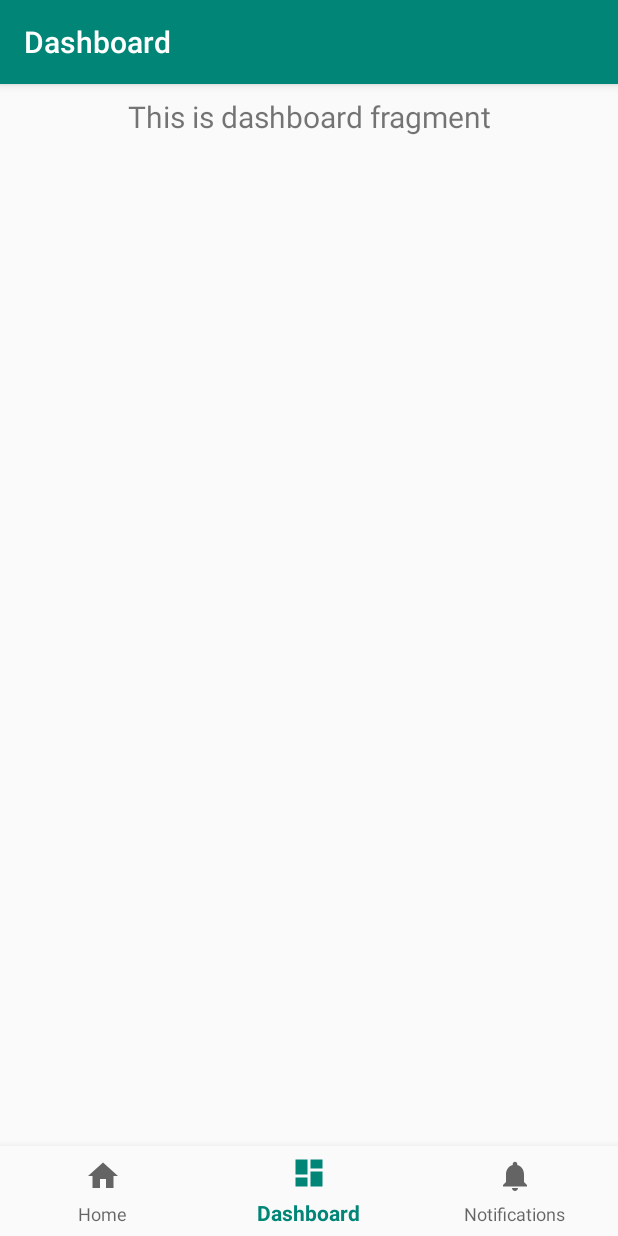
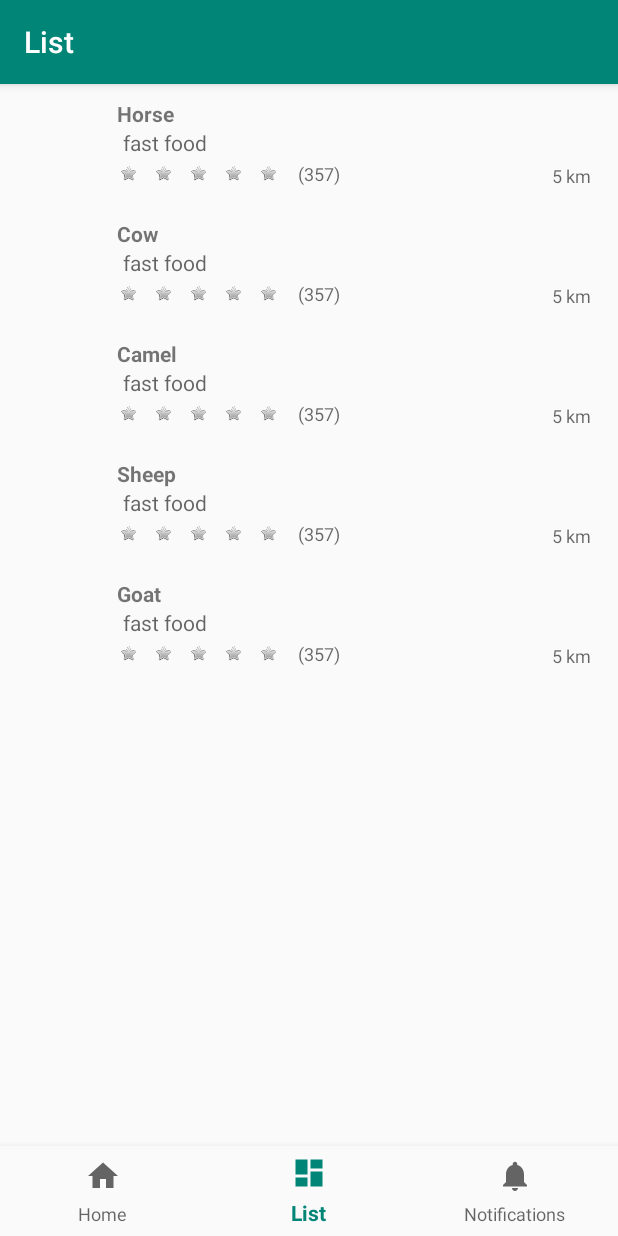
Before and after one commit to INanaay/android-restaurant, an Android app: the screen it shows after launch (MainActivity), item 2 of the bottom bar chosen, on a phone screen of 412 x 824 dp. Run offline under Robolectric (Android 15) with nearby library versions, the phone set to English and light mode, and no system bars; our stand-ins replace navigation-ui.

Commit message:
add recyclerview for the resto list

```diff
--- a/app/build.gradle
+++ b/app/build.gradle
@@ -29,6 +29,7 @@ dependencies {
     implementation 'com.squareup.okhttp:okhttp:2.5.0'
     implementation 'androidx.navigation:navigation-ui:2.0.0'
     implementation 'androidx.lifecycle:lifecycle-extensions:2.0.0'
+    implementation 'androidx.legacy:legacy-support-v4:1.0.0'
     testImplementation 'junit:junit:4.12'
     androidTestImplementation 'androidx.test.ext:junit:1.1.0'
     androidTestImplementation 'androidx.test.espresso:espresso-core:3.1.1'
--- a/app/src/main/java/ca/ulaval/ima/mp/ApiManager.java
+++ b/app/src/main/java/ca/ulaval/ima/mp/ApiManager.java
@@ -2,6 +2,7 @@ package ca.ulaval.ima.mp;
 
 import android.content.Context;
 import android.content.SharedPreferences;
+import android.location.Location;
 import android.util.Log;
 
 import com.squareup.okhttp.Callback;
@@ -84,4 +85,21 @@ public class ApiManager extends OkHttpClient{
 
         newCall(request).enqueue(callback);
     }
+
+    public void getCloseRestaurants(Location location, Callback callback) {
+
+        HttpUrl.Builder urlBuilder = HttpUrl.parse(_url + "/restaurant/search").newBuilder();
+
+        //urlBuilder.addQueryParameter("latitude", String.valueOf(location.getLatitude()));
+        //urlBuilder.addQueryParameter("longitude", String.valueOf(location.getLongitude()));
+        //urlBuilder.addQueryParameter("radius", "30");
+
+        String url = urlBuilder.build().toString();
+
+        Request request = new Request.Builder()
+                .url(url)
+                .build();
+
+        newCall(request).enqueue(callback);
+    }
 }
--- a/app/src/main/java/ca/ulaval/ima/mp/MainActivity.java
+++ b/app/src/main/java/ca/ulaval/ima/mp/MainActivity.java
@@ -25,7 +25,7 @@ public class MainActivity extends AppCompatActivity implements LoginRegisterFrag
         // Passing each menu ID as a set of Ids because each
         // menu should be considered as top level destinations.
         AppBarConfiguration appBarConfiguration = new AppBarConfiguration.Builder(
-                R.id.navigation_home, R.id.navigation_dashboard, R.id.navigation_notifications)
+                R.id.navigation_home, R.id.navigation_resto_list, R.id.navigation_notifications)
                 .build();
         NavController navController = Navigation.findNavController(this, R.id.nav_host_fragment);
         NavigationUI.setupActionBarWithNavController(this, navController, appBarConfiguration);
--- /dev/null
+++ b/app/src/main/java/ca/ulaval/ima/mp/ui/restorantList/RestaurantListAdapter.java
@@ -0,0 +1,91 @@
+package ca.ulaval.ima.mp.ui.restorantList;
+
+import android.content.Context;
+import android.view.LayoutInflater;
+import android.view.View;
+import android.view.ViewGroup;
+import android.widget.ImageView;
+import android.widget.TextView;
+
+import androidx.recyclerview.widget.RecyclerView;
+
+import java.util.List;
+
+import ca.ulaval.ima.mp.R;
+
+public class RestaurantListAdapter extends RecyclerView.Adapter<RestaurantListAdapter.ViewHolder> {
+    private List<String> mData;
+    private LayoutInflater mInflater;
+    private ItemClickListener mClickListener;
+
+    // data is passed into the constructor
+    RestaurantListAdapter(Context context, List<String> data) {
+        this.mInflater = LayoutInflater.from(context);
+        this.mData = data;
+    }
+
+    // inflates the row layout from xml when needed
+    @Override
+    public ViewHolder onCreateViewHolder(ViewGroup parent, int viewType) {
+        View view = mInflater.inflate(R.layout.restorant_list_item, parent, false);
+        return new ViewHolder(view);
+    }
+
+    // binds the data to the TextView in each row
+    @Override
+    public void onBindViewHolder(ViewHolder holder, int position) {
+        String animal = mData.get(position);
+        holder.thumbnailRestoName.setText(animal);
+    }
+
+    // total number of rows
+    @Override
+    public int getItemCount() {
+        return mData.size();
+    }
+
+    // stores and recycles views as they are scrolled off screen
+    public class ViewHolder extends RecyclerView.ViewHolder implements View.OnClickListener {
+        TextView thumbnailRestoName;
+        TextView thumbnailRestoDistance;
+        ImageView thumbnailImage;
+        ImageView thumbnailStar1;
+        ImageView thumbnailStar2;
+        ImageView thumbnailStar3;
+        ImageView thumbnailStar4;
+        ImageView thumbnailStar5;
+
+        ViewHolder(View itemView) {
+            super(itemView);
+            thumbnailImage = itemView.findViewById(R.id.thumbnails_resto_image);
+            thumbnailRestoName = itemView.findViewById(R.id.thumbnails_resto_name);
+            thumbnailRestoDistance = itemView.findViewById(R.id.thumbnails_resto_distance);
+            thumbnailStar1 = itemView.findViewById(R.id.thumbnails_resto_star_1);
+            thumbnailStar2 = itemView.findViewById(R.id.thumbnails_resto_star_2);
+            thumbnailStar3 = itemView.findViewById(R.id.thumbnails_resto_star_3);
+            thumbnailStar4 = itemView.findViewById(R.id.thumbnails_resto_star_4);
+            thumbnailStar5 = itemView.findViewById(R.id.thumbnails_resto_star_5);
+            itemView.setOnClickListener(this);
+        }
+
+        @Override
+        public void onClick(View view) {
+            if (mClickListener != null) mClickListener.onItemClick(view, getAdapterPosition());
+        }
+    }
+
+    // convenience method for getting data at click position
+    String getItem(int id) {
+        return mData.get(id);
+    }
+
+    // allows clicks events to be caught
+    void setClickListener(ItemClickListener itemClickListener) {
+        this.mClickListener = itemClickListener;
+    }
+
+    // parent activity will implement this method to respond to click events
+    public interface ItemClickListener {
+        void onItemClick(View view, int position);
+    }
+}
--- /dev/null
+++ b/app/src/main/java/ca/ulaval/ima/mp/ui/restorantList/restorantListFragment.java
@@ -0,0 +1,59 @@
+package ca.ulaval.ima.mp.ui.restorantList;
+
+import android.os.Bundle;
+
+import androidx.annotation.Nullable;
+import androidx.fragment.app.Fragment;
+import androidx.recyclerview.widget.LinearLayoutManager;
+import androidx.recyclerview.widget.RecyclerView;
+
+import android.view.LayoutInflater;
+import android.view.View;
+import android.view.ViewGroup;
+import android.widget.TextView;
+
+import java.util.ArrayList;
+
+import ca.ulaval.ima.mp.R;
+
+public class restorantListFragment extends Fragment {
+    RestaurantListAdapter adapter;
+
+    private View view;
+    private RecyclerView recyclerView;
+    private RecyclerView.LayoutManager layoutManager;
+
+    public restorantListFragment() {
+        // Required empty public constructor
+    }
+
+    @Override
+    public void onCreate(@Nullable Bundle savedInstanceState) {
+        super.onCreate(savedInstanceState);
+    }
+
+    @Override
+    public View onCreateView(LayoutInflater inflater, ViewGroup container,
+                             Bundle savedInstanceState) {
+        super.onCreate(savedInstanceState);
+        view = inflater.inflate(R.layout.fragment_restorant_list, container, false);
+        recyclerView = view.findViewById(R.id.recyclerView_resto_list);
+        // data to populate the RecyclerView with
+        ArrayList<String> animalNames = new ArrayList<>();
+        animalNames.add("Horse");
+        animalNames.add("Cow");
+        animalNames.add("Camel");
+        animalNames.add("Sheep");
+        animalNames.add("Goat");
+
+        recyclerView.setHasFixedSize(true);
+
+        // use a linear layout manager
+        layoutManager = new LinearLayoutManager(this.getContext());
+        recyclerView.setLayoutManager(layoutManager);
+        adapter = new RestaurantListAdapter(this.getContext(), animalNames);
+
+        recyclerView.setAdapter(adapter);
+        return view;
+    }
+}
--- /dev/null
+++ b/app/src/main/res/layout/fragment_restorant_list.xml
@@ -0,0 +1,17 @@
+<?xml version="1.0" encoding="utf-8"?>
+<androidx.constraintlayout.widget.ConstraintLayout xmlns:android="http://schemas.android.com/apk/res/android"
+    xmlns:app="http://schemas.android.com/apk/res-auto"
+    xmlns:tools="http://schemas.android.com/tools"
+    android:layout_width="match_parent"
+    android:layout_marginBottom="60dp"
+    android:layout_height="match_parent"
+    tools:context=".ui.restorantList.restorantListFragment">
+
+    <androidx.recyclerview.widget.RecyclerView
+        android:id="@+id/recyclerView_resto_list"
+        android:layout_width="match_parent"
+        android:layout_height="match_parent"
+        app:layout_constraintBottom_toBottomOf="parent"
+        app:layout_constraintTop_toTopOf="parent" />
+
+</androidx.constraintlayout.widget.ConstraintLayout>
--- /dev/null
+++ b/app/src/main/res/layout/restorant_list_item.xml
@@ -0,0 +1,124 @@
+<?xml version="1.0" encoding="utf-8"?>
+<androidx.constraintlayout.widget.ConstraintLayout xmlns:android="http://schemas.android.com/apk/res/android"
+    xmlns:app="http://schemas.android.com/apk/res-auto"
+    xmlns:tools="http://schemas.android.com/tools"
+    android:layout_width="match_parent"
+    android:layout_height="wrap_content"
+    android:layout_margin="10dp"
+    android:layout_marginLeft="30dp"
+    android:layout_marginRight="36dp">
+
+    <ImageView
+        android:id="@+id/thumbnails_resto_image"
+        android:layout_width="60dp"
+        android:layout_height="60dp"
+        app:layout_constraintBottom_toBottomOf="parent"
+        app:layout_constraintStart_toStartOf="parent"
+        app:layout_constraintTop_toTopOf="parent" />
+
+    <TextView
+        android:id="@+id/thumbnails_resto_name"
+        android:layout_width="wrap_content"
+        android:layout_height="wrap_content"
+        android:layout_marginStart="8dp"
+        android:layout_marginLeft="8dp"
+        android:hint="L'affaire est au ketchup"
+        android:textStyle="bold"
+        app:layout_constraintEnd_toEndOf="parent"
+        app:layout_constraintHorizontal_bias="0.0"
+        app:layout_constraintStart_toEndOf="@+id/thumbnails_resto_image"
+        app:layout_constraintTop_toTopOf="parent" />
+
+    <TextView
+        android:id="@+id/thumbnails_resto_category"
+        android:layout_width="wrap_content"
+        android:layout_height="wrap_content"
+        android:layout_marginStart="12dp"
+        android:layout_marginLeft="12dp"
+        android:hint="fast food"
+        app:layout_constraintEnd_toEndOf="parent"
+        app:layout_constraintHorizontal_bias="0.0"
+        app:layout_constraintStart_toEndOf="@+id/thumbnails_resto_image"
+        app:layout_constraintTop_toBottomOf="@+id/thumbnails_resto_name" />
+
+    <ImageView
+        android:id="@+id/thumbnails_resto_star_1"
+        android:layout_width="15dp"
+        android:layout_height="12dp"
+        android:layout_marginStart="8dp"
+        android:layout_marginLeft="8dp"
+        app:layout_constraintBottom_toBottomOf="parent"
+        app:layout_constraintStart_toEndOf="@+id/thumbnails_resto_image"
+        app:layout_constraintTop_toBottomOf="@+id/thumbnails_resto_category"
+        app:srcCompat="@android:drawable/btn_star" />
+
+    <ImageView
+        android:id="@+id/thumbnails_resto_star_2"
+        android:layout_width="15dp"
+        android:layout_height="12dp"
+        android:layout_marginStart="8dp"
+        android:layout_marginLeft="8dp"
+        app:layout_constraintBottom_toBottomOf="parent"
+        app:layout_constraintStart_toEndOf="@+id/thumbnails_resto_star_1"
+        app:layout_constraintTop_toBottomOf="@+id/thumbnails_resto_category"
+        app:srcCompat="@android:drawable/btn_star" />
+
+    <ImageView
+        android:id="@+id/thumbnails_resto_star_3"
+        android:layout_width="15dp"
+        android:layout_height="12dp"
+        android:layout_marginStart="8dp"
+        android:layout_marginLeft="8dp"
+        app:layout_constraintBottom_toBottomOf="parent"
+        app:layout_constraintStart_toEndOf="@+id/thumbnails_resto_star_2"
+        app:layout_constraintTop_toBottomOf="@+id/thumbnails_resto_category"
+        app:srcCompat="@android:drawable/btn_star" />
+
+    <ImageView
+        android:id="@+id/thumbnails_resto_star_4"
+        android:layout_width="15dp"
+        android:layout_height="12dp"
+        android:layout_marginStart="8dp"
+        android:layout_marginLeft="8dp"
+        app:layout_constraintBottom_toBottomOf="parent"
+        app:layout_constraintStart_toEndOf="@+id/thumbnails_resto_star_3"
+        app:layout_constraintTop_toBottomOf="@+id/thumbnails_resto_category"
+        app:srcCompat="@android:drawable/btn_star" />
+
+    <ImageView
+        android:id="@+id/thumbnails_resto_star_5"
+        android:layout_width="15dp"
+        android:layout_height="12dp"
+        android:layout_marginStart="8dp"
+        android:layout_marginLeft="8dp"
+        app:layout_constraintBottom_toBottomOf="parent"
+        app:layout_constraintStart_toEndOf="@+id/thumbnails_resto_star_4"
+        app:layout_constraintTop_toBottomOf="@+id/thumbnails_resto_category"
+        app:srcCompat="@android:drawable/btn_star" />
+
+    <TextView
+        android:id="@+id/textView"
+        android:layout_width="wrap_content"
+        android:layout_height="wrap_content"
+        android:layout_marginStart="12dp"
+        android:layout_marginLeft="12dp"
+        android:hint="(357)"
+        android:textSize="12dp"
+        app:layout_constraintBottom_toBottomOf="parent"
+        app:layout_constraintStart_toEndOf="@+id/thumbnails_resto_star_5"
+        app:layout_constraintTop_toBottomOf="@+id/thumbnails_resto_category" />
+
+    <TextView
+        android:id="@+id/thumbnails_resto_distance"
+        android:layout_width="wrap_content"
+        android:layout_height="wrap_content"
+        android:layout_marginEnd="8dp"
+        android:layout_marginRight="8dp"
+        android:hint="5 km"
+        android:textSize="12dp"
+        app:layout_constraintBottom_toBottomOf="parent"
+        app:layout_constraintEnd_toEndOf="parent"
+        app:layout_constraintTop_toBottomOf="@+id/thumbnails_resto_category"
+        app:layout_constraintVertical_bias="0.833" />
+
+</androidx.constraintlayout.widget.ConstraintLayout>
--- a/app/src/main/res/menu/bottom_nav_menu.xml
+++ b/app/src/main/res/menu/bottom_nav_menu.xml
@@ -7,9 +7,9 @@
         android:title="@string/title_home" />
 
     <item
-        android:id="@+id/navigation_dashboard"
+        android:id="@+id/navigation_resto_list"
         android:icon="@drawable/ic_dashboard_black_24dp"
-        android:title="@string/title_dashboard" />
+        android:title="@string/title_restoList" />
 
     <item
         android:id="@+id/navigation_notifications"
--- a/app/src/main/res/navigation/mobile_navigation.xml
+++ b/app/src/main/res/navigation/mobile_navigation.xml
@@ -12,10 +12,10 @@
         tools:layout="@layout/fragment_home" />
 
     <fragment
-        android:id="@+id/navigation_dashboard"
-        android:name="ca.ulaval.ima.mp.ui.dashboard.DashboardFragment"
-        android:label="@string/title_dashboard"
-        tools:layout="@layout/fragment_dashboard" />
+        android:id="@+id/navigation_resto_list"
+        android:name="ca.ulaval.ima.mp.ui.restorantList.restorantListFragment"
+        android:label="List"
+        tools:layout="@layout/fragment_restorant_list" />
 
     <fragment
         android:id="@+id/navigation_notifications"
--- a/app/src/main/res/values/strings.xml
+++ b/app/src/main/res/values/strings.xml
@@ -1,7 +1,7 @@
 <resources>
     <string name="app_name">Kungry</string>
     <string name="title_home">Home</string>
-    <string name="title_dashboard">Dashboard</string>
+    <string name="title_restoList">List</string>
     <string name="title_notifications">Notifications</string>
     <string name="login">Connexion</string>
     <string name="register">Inscription</string>
@@ -10,4 +10,7 @@
 
     <string name="loginButton">ME CONNECTER</string>
 
+    <!-- TODO: Remove or change this placeholder text -->
+    <string name="hello_blank_fragment">Hello blank fragment</string>
+
 </resources>
```
